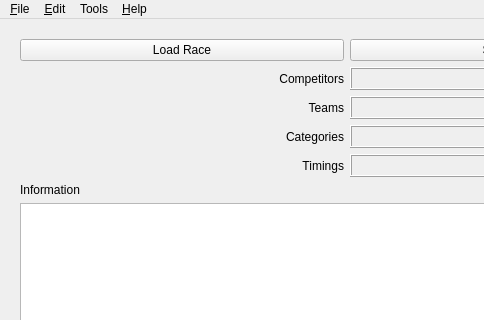
Old version of the form chronorace.ui in the repository flinco/LBChronoRace; both pictures show x 0 to 484 and y 0 to 320 of the 1024 by 768 pixel window.
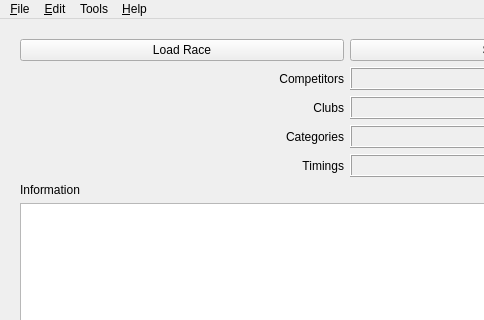
New version of the form. Icons and pictures are not drawn.

Commit message: Club selection in a drop-down list when entering Competitors

The edit to the form file:
```diff
--- a/chronorace.ui
+++ b/chronorace.ui
@@ -80,7 +80,7 @@
       <item row="2" column="0">
        <widget class="QLabel" name="labelTeams">
         <property name="text">
-         <string>Teams</string>
+         <string>Clubs</string>
         </property>
         <property name="alignment">
          <set>Qt::AlignRight|Qt::AlignTrailing|Qt::AlignVCenter</set>
```
The commit also changes 10 other files.
